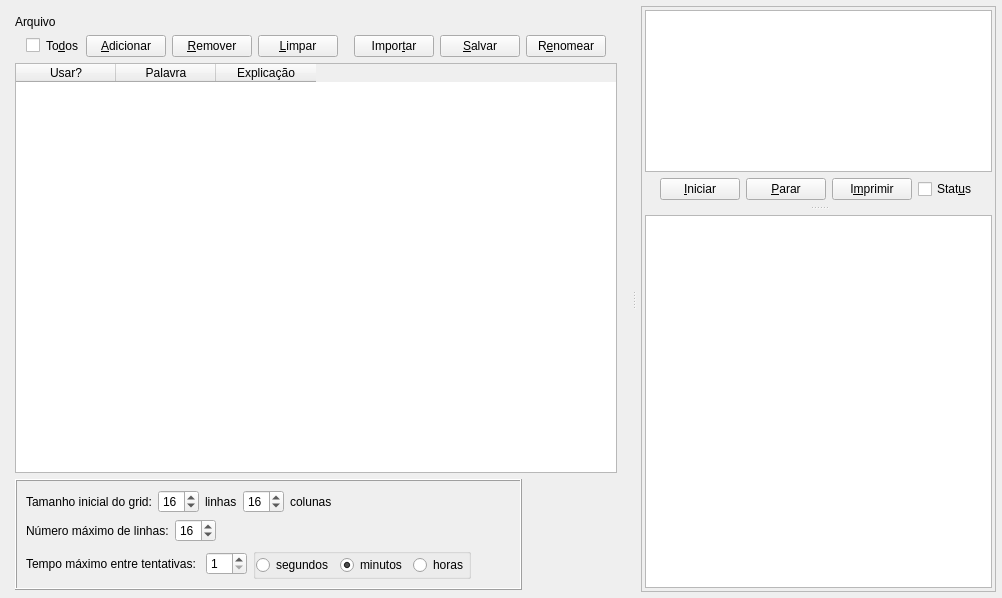
The window that src/tnct/crosswords/uix/qt/author_desktop/mainwindow.ui (rodrigocanellas/tenacitas) describes before a commit, drawn with Qt 5.
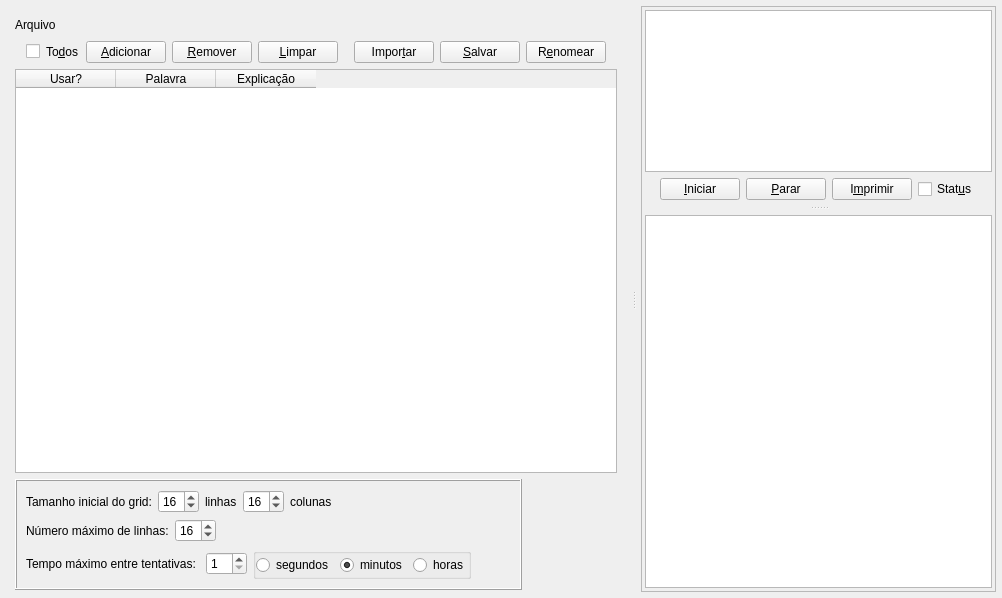
The same window after the commit. Icons and pictures are not drawn.

The edit to the form file:
```diff
--- a/src/tnct/crosswords/uix/qt/author_desktop/mainwindow.ui
+++ b/src/tnct/crosswords/uix/qt/author_desktop/mainwindow.ui
@@ -54,7 +54,7 @@
          <number>2</number>
         </property>
         <item>
-         <layout class="QHBoxLayout" name="horizontalLayout_7" stretch="1,9">
+         <layout class="QHBoxLayout" name="horizontalLayout_7" stretch="1,9,0,0">
           <item>
            <widget class="QLabel" name="lblFileNameLabel">
             <property name="styleSheet">
@@ -75,6 +75,26 @@
             </property>
            </widget>
           </item>
+          <item>
+           <spacer name="horizontalSpacer_9">
+            <property name="orientation">
+             <enum>Qt::Orientation::Horizontal</enum>
+            </property>
+            <property name="sizeHint" stdset="0">
+             <size>
+              <width>40</width>
+              <height>20</height>
+             </size>
+            </property>
+           </spacer>
+          </item>
+          <item>
+           <widget class="QLabel" name="lblNumWords">
+            <property name="text">
+             <string/>
+            </property>
+           </widget>
+          </item>
          </layout>
         </item>
         <item>
```
